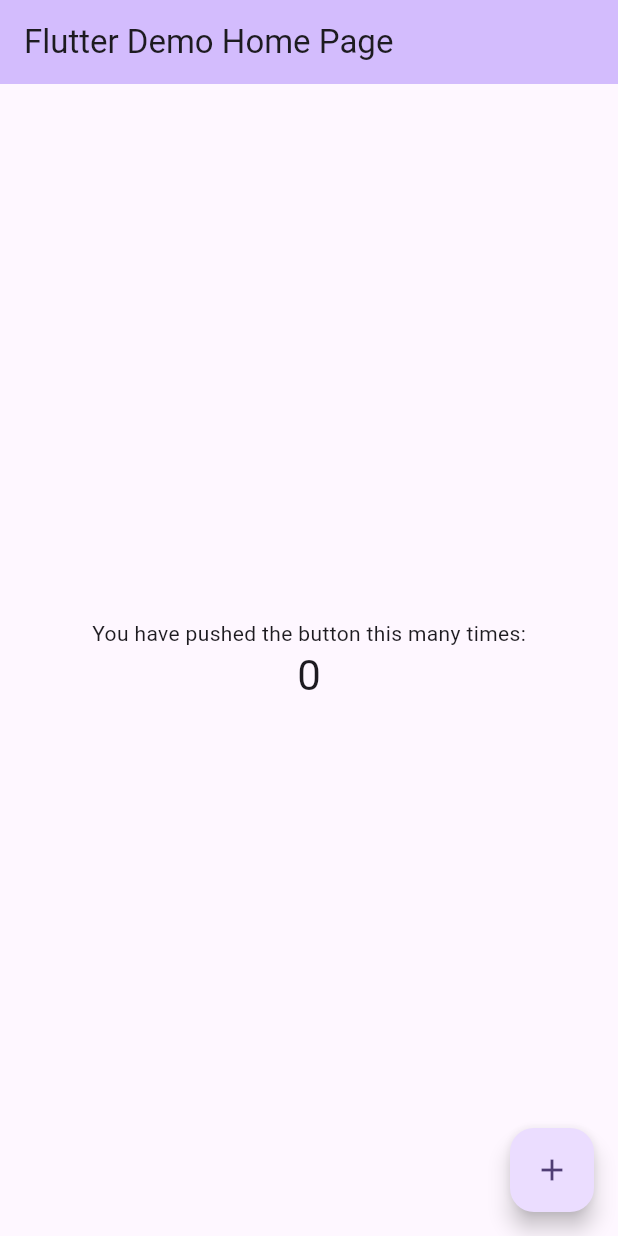
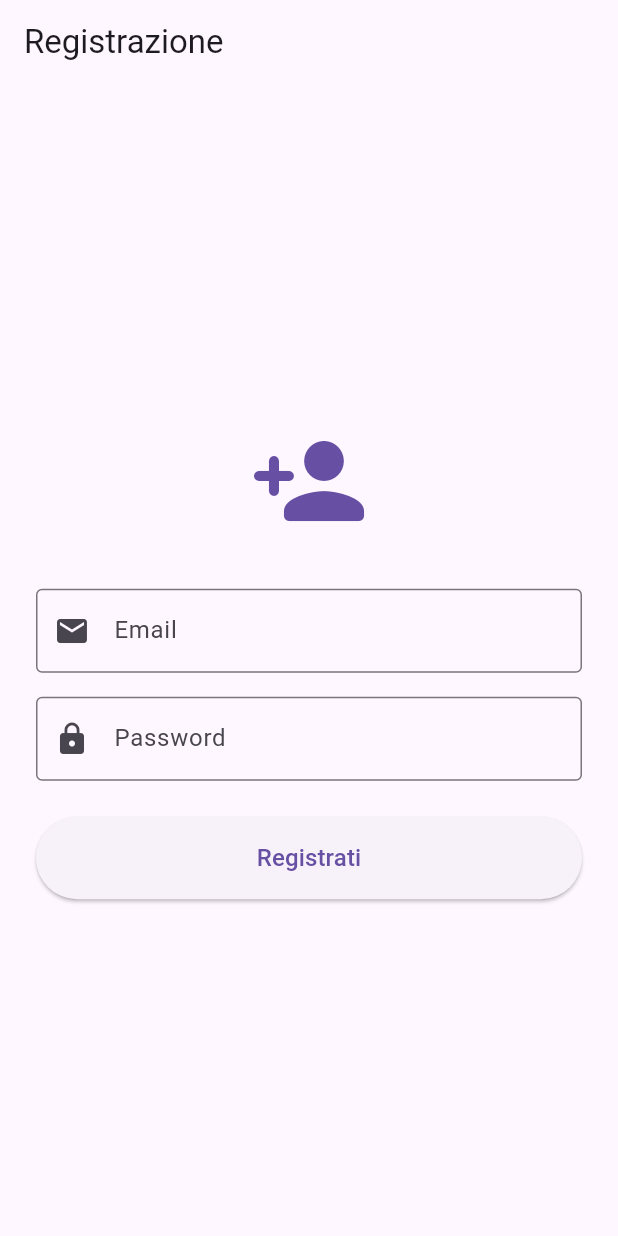
Before and after one commit to quangdangnhat/nov3_shared_todo_app, a Flutter app: the screen it shows after launch, on a phone screen of 412 x 824 dp. Run offline on Flutter 3.47's test engine with Material 3 defaults, Android fonts, the phone set to English and light mode, and no system bars; our stand-ins replace supabase_flutter; accounts and stored records are empty.

Commit message:
registration

```diff
--- a/shared_todo_app/lib/main.dart
+++ b/shared_todo_app/lib/main.dart
@@ -1,125 +1,31 @@
 import 'package:flutter/material.dart';
+import 'package:shared_todo_app/registerpage.dart';
+import 'package:supabase_flutter/supabase_flutter.dart';
 
-void main() {
+Future<void> main() async {
+  WidgetsFlutterBinding.ensureInitialized();
+
+  await Supabase.initialize(
+    url: 'https://xpcqhvgkzajaoegtxiih.supabase.co',
+    anonKey: 'eyJhbGciOiJIUzI1NiIsInR5cCI6IkpXVCJ9.eyJpc3MiOiJzdXBhYmFzZSIsInJlZiI6InhwY3FodmdremFqYW9lZ3R4aWloIiwicm9sZSI6ImFub24iLCJpYXQiOjE3NjA5ODIwMDksImV4cCI6MjA3NjU1ODAwOX0.6Laq17RKctTPjhal-t9D1LIJBtHbK-riu2k93I6oL8s',
+  );
+
   runApp(const MyApp());
 }
 
 class MyApp extends StatelessWidget {
   const MyApp({super.key});
 
-  // This widget is the root of your application.
   @override
   Widget build(BuildContext context) {
     return MaterialApp(
-      title: 'Flutter Demo',
+      title: 'Shared Todo App',
       theme: ThemeData(
-        // This is the theme of your application.
-        //
-        // TRY THIS: Try running your application with "flutter run". You'll see
-        // the application has a purple toolbar. Then, without quitting the app,
-        // try changing the seedColor in the colorScheme below to Colors.green
-        // and then invoke "hot reload" (save your changes or press the "hot
-        // reload" button in a Flutter-supported IDE, or press "r" if you used
-        // the command line to start the app).
-        //
-        // Notice that the counter didn't reset back to zero; the application
-        // state is not lost during the reload. To reset the state, use hot
-        // restart instead.
-        //
-        // This works for code too, not just values: Most code changes can be
-        // tested with just a hot reload.
-        colorScheme: ColorScheme.fromSeed(seedColor: Colors.deepPurple),
+        primarySwatch: Colors.blue,
         useMaterial3: true,
       ),
-      home: const MyHomePage(title: 'Flutter Demo Home Page'),
+      home: const RegisterPage(),
+      debugShowCheckedModeBanner: false,
     );
   }
 }
-
-class MyHomePage extends StatefulWidget {
-  const MyHomePage({super.key, required this.title});
-
-  // This widget is the home page of your application. It is stateful, meaning
-  // that it has a State object (defined below) that contains fields that affect
-  // how it looks.
-
-  // This class is the configuration for the state. It holds the values (in this
-  // case the title) provided by the parent (in this case the App widget) and
-  // used by the build method of the State. Fields in a Widget subclass are
-  // always marked "final".
-
-  final String title;
-
-  @override
-  State<MyHomePage> createState() => _MyHomePageState();
-}
-
-class _MyHomePageState extends State<MyHomePage> {
-  int _counter = 0;
-
-  void _incrementCounter() {
-    setState(() {
-      // This call to setState tells the Flutter framework that something has
-      // changed in this State, which causes it to rerun the build method below
-      // so that the display can reflect the updated values. If we changed
-      // _counter without calling setState(), then the build method would not be
-      // called again, and so nothing would appear to happen.
-      _counter++;
-    });
-  }
-
-  @override
-  Widget build(BuildContext context) {
-    // This method is rerun every time setState is called, for instance as done
-    // by the _incrementCounter method above.
-    //
-    // The Flutter framework has been optimized to make rerunning build methods
-    // fast, so that you can just rebuild anything that needs updating rather
-    // than having to individually change instances of widgets.
-    return Scaffold(
-      appBar: AppBar(
-        // TRY THIS: Try changing the color here to a specific color (to
-        // Colors.amber, perhaps?) and trigger a hot reload to see the AppBar
-        // change color while the other colors stay the same.
-        backgroundColor: Theme.of(context).colorScheme.inversePrimary,
-        // Here we take the value from the MyHomePage object that was created by
-        // the App.build method, and use it to set our appbar title.
-        title: Text(widget.title),
-      ),
-      body: Center(
-        // Center is a layout widget. It takes a single child and positions it
-        // in the middle of the parent.
-        child: Column(
-          // Column is also a layout widget. It takes a list of children and
-          // arranges them vertically. By default, it sizes itself to fit its
-          // children horizontally, and tries to be as tall as its parent.
-          //
-          // Column has various properties to control how it sizes itself and
-          // how it positions its children. Here we use mainAxisAlignment to
-          // center the children vertically; the main axis here is the vertical
-          // axis because Columns are vertical (the cross axis would be
-          // horizontal).
-          //
-          // TRY THIS: Invoke "debug painting" (choose the "Toggle Debug Paint"
-          // action in the IDE, or press "p" in the console), to see the
-          // wireframe for each widget.
-          mainAxisAlignment: MainAxisAlignment.center,
-          children: <Widget>[
-            const Text(
-              'You have pushed the button this many times:',
-            ),
-            Text(
-              '$_counter',
-              style: Theme.of(context).textTheme.headlineMedium,
-            ),
-          ],
-        ),
-      ),
-      floatingActionButton: FloatingActionButton(
-        onPressed: _incrementCounter,
-        tooltip: 'Increment',
-        child: const Icon(Icons.add),
-      ), // This trailing comma makes auto-formatting nicer for build methods.
-    );
-  }
-}
--- /dev/null
+++ b/shared_todo_app/lib/registerpage.dart
@@ -0,0 +1,150 @@
+import 'package:flutter/material.dart';
+import 'package:supabase_flutter/supabase_flutter.dart';
+
+class RegisterPage extends StatefulWidget {
+  const RegisterPage({super.key});
+
+  @override
+  State<RegisterPage> createState() => _RegisterPageState();
+}
+
+class _RegisterPageState extends State<RegisterPage> {
+  final _emailController = TextEditingController();
+  final _passwordController = TextEditingController();
+  final _formKey = GlobalKey<FormState>();
+  bool _isLoading = false;
+
+  @override
+  void dispose() {
+    _emailController.dispose();
+    _passwordController.dispose();
+    super.dispose();
+  }
+
+  Future<void> _signUp() async {
+    if (!_formKey.currentState!.validate()) return;
+
+    setState(() => _isLoading = true);
+    try {
+      final response = await Supabase.instance.client.auth.signUp(
+        email: _emailController.text.trim(),
+        password: _passwordController.text.trim(),
+      );
+
+      if (!mounted) return;
+
+      if (response.user != null) {
+        ScaffoldMessenger.of(context).showSnackBar(
+          const SnackBar(
+            content: Text('Registrazione avvenuta! Controlla la tua email.'),
+            backgroundColor: Colors.green,
+          ),
+        );
+        _emailController.clear();
+        _passwordController.clear();
+      }
+    } on AuthException catch (e) {
+      if (!mounted) return;
+      ScaffoldMessenger.of(context).showSnackBar(
+        SnackBar(
+          content: Text('Errore: ${e.message}'),
+          backgroundColor: Colors.red,
+        ),
+      );
+    } catch (e) {
+      if (!mounted) return;
+      ScaffoldMessenger.of(context).showSnackBar(
+        SnackBar(
+          content: Text('Errore sconosciuto: $e'),
+          backgroundColor: Colors.red,
+        ),
+      );
+    } finally {
+      if (mounted) {
+        setState(() => _isLoading = false);
+      }
+    }
+  }
+
+  @override
+  Widget build(BuildContext context) {
+    return Scaffold(
+      appBar: AppBar(
+        title: const Text('Registrazione'),
+        elevation: 0,
+      ),
+      body: SafeArea(
+        child: Center(
+          child: SingleChildScrollView(
+            padding: const EdgeInsets.all(24),
+            child: Form(
+              key: _formKey,
+              child: Column(
+                mainAxisAlignment: MainAxisAlignment.center,
+                crossAxisAlignment: CrossAxisAlignment.stretch,
+                children: [
+                  Icon(
+                    Icons.person_add_rounded,
+                    size: 80,
+                    color: Theme.of(context).primaryColor,
+                  ),
+                  const SizedBox(height: 32),
+                  TextFormField(
+                    controller: _emailController,
+                    decoration: const InputDecoration(
+                      labelText: 'Email',
+                      prefixIcon: Icon(Icons.email),
+                      border: OutlineInputBorder(),
+                    ),
+                    keyboardType: TextInputType.emailAddress,
+                    validator: (value) {
+                      if (value == null || value.isEmpty) {
+                        return 'Inserisci un\'email';
+                      }
+                      if (!value.contains('@')) {
+                        return 'Inserisci un\'email valida';
+                      }
+                      return null;
+                    },
+                  ),
+                  const SizedBox(height: 16),
+                  TextFormField(
+                    controller: _passwordController,
+                    decoration: const InputDecoration(
+                      labelText: 'Password',
+                      prefixIcon: Icon(Icons.lock),
+                      border: OutlineInputBorder(),
+                    ),
+                    obscureText: true,
+                    validator: (value) {
+                      if (value == null || value.isEmpty) {
+                        return 'Inserisci una password';
+                      }
+                      if (value.length < 6) {
+                        return 'La password deve avere almeno 6 caratteri';
+                      }
+                      return null;
+                    },
+                  ),
+                  const SizedBox(height: 24),
+                  _isLoading
+                      ? const Center(child: CircularProgressIndicator())
+                      : ElevatedButton(
+                          onPressed: _signUp,
+                          style: ElevatedButton.styleFrom(
+                            padding: const EdgeInsets.symmetric(vertical: 16),
+                          ),
+                          child: const Text(
+                            'Registrati',
+                            style: TextStyle(fontSize: 16),
+                          ),
+                        ),
+                ],
+              ),
+            ),
+          ),
+        ),
+      ),
+    );
+  }
+}
--- a/shared_todo_app/pubspec.yaml
+++ b/shared_todo_app/pubspec.yaml
@@ -31,9 +31,8 @@ dependencies:
   flutter:
     sdk: flutter
 
-  # The following adds the Cupertino Icons font to your application.
-  # Use with the CupertinoIcons class for iOS style icons.
   cupertino_icons: ^1.0.8
+  supabase_flutter: ^2.10.3
 
 dev_dependencies:
   flutter_test:
```
Also changed, not shown: shared_todo_app/pubspec.lock, 5 other files.
